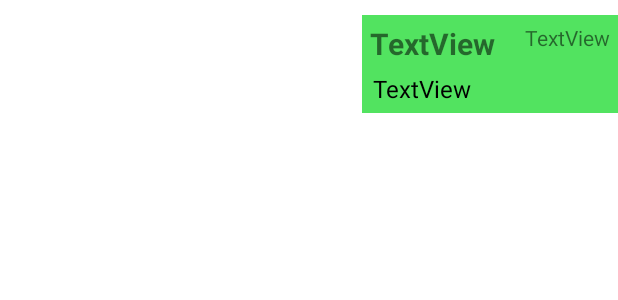
After one commit to MoosaImran50/Chat-Bot-App-Kotlin-Android-SQLite, an Android app: the layout right_list_item.xml on its own in the app's theme, with its tools: preview values and no code run, on a phone screen of 412 x 824 dp. The commit adds this screen. Shown: the top 300 px of the screen. Run offline under Robolectric (Android 15) with nearby library versions, the phone set to English and light mode, and no system bars.

Commit message:
UI updated

```diff
--- /dev/null
+++ b/app/src/main/res/layout/right_list_item.xml
@@ -0,0 +1,64 @@
+<?xml version="1.0" encoding="utf-8"?>
+<androidx.constraintlayout.widget.ConstraintLayout xmlns:android="http://schemas.android.com/apk/res/android"
+    xmlns:app="http://schemas.android.com/apk/res-auto"
+    android:layout_width="match_parent"
+    android:layout_height="wrap_content"
+    android:layout_marginTop="10dp"
+    android:layout_marginLeft="120dp"
+    android:layout_marginBottom="10dp">
+
+    <androidx.constraintlayout.widget.ConstraintLayout
+        android:id="@+id/RightListItem"
+        android:layout_width="wrap_content"
+        android:layout_height="wrap_content"
+        android:layout_gravity="right"
+        android:background="#52E360"
+        app:layout_constraintEnd_toEndOf="parent"
+        app:layout_constraintTop_toTopOf="parent">
+
+        <TextView
+            android:id="@+id/tvUserNameRight"
+            android:layout_width="wrap_content"
+            android:layout_height="wrap_content"
+            android:layout_marginLeft="5dp"
+            android:layout_marginTop="5dp"
+            android:layout_marginBottom="5dp"
+            android:text="TextView"
+            android:textAlignment="textStart"
+            android:textSize="20sp"
+            android:textStyle="bold"
+            app:layout_constraintBottom_toTopOf="@+id/tvMessageRight"
+            app:layout_constraintStart_toStartOf="parent"
+            app:layout_constraintTop_toTopOf="parent" />
+
+        <TextView
+            android:id="@+id/tvMessageRight"
+            android:layout_width="wrap_content"
+            android:layout_height="wrap_content"
+            android:layout_marginBottom="5dp"
+            android:paddingLeft="6dp"
+            android:paddingRight="10dp"
+            android:text="TextView"
+            android:textAlignment="textStart"
+            android:textColor="#000000"
+            android:textSize="16sp"
+            app:layout_constraintBottom_toBottomOf="parent"
+            app:layout_constraintEnd_toEndOf="parent"
+            app:layout_constraintHorizontal_bias="0.016"
+            app:layout_constraintStart_toStartOf="parent" />
+
+        <TextView
+            android:id="@+id/tvTimeStampRight"
+            android:layout_width="wrap_content"
+            android:layout_height="wrap_content"
+            android:layout_marginLeft="20dp"
+            android:layout_marginTop="5dp"
+            android:layout_marginRight="5dp"
+            android:text="TextView"
+            app:layout_constraintEnd_toEndOf="parent"
+            app:layout_constraintHorizontal_bias="0.959"
+            app:layout_constraintStart_toEndOf="@+id/tvUserNameRight"
+            app:layout_constraintTop_toTopOf="parent" />
+    </androidx.constraintlayout.widget.ConstraintLayout>
+
+</androidx.constraintlayout.widget.ConstraintLayout>
```
Also changed, not shown: app/src/main/java/com/example/assignment1/MainActivity.kt (+5 -6 lines), app/src/main/java/com/example/assignment1/RecyclerViewAdapter.kt (+42 -6 lines), app/src/main/res/layout/left_list_item.xml (renamed from app/src/main/res/layout/list_item.xml, +20 -23 lines).
